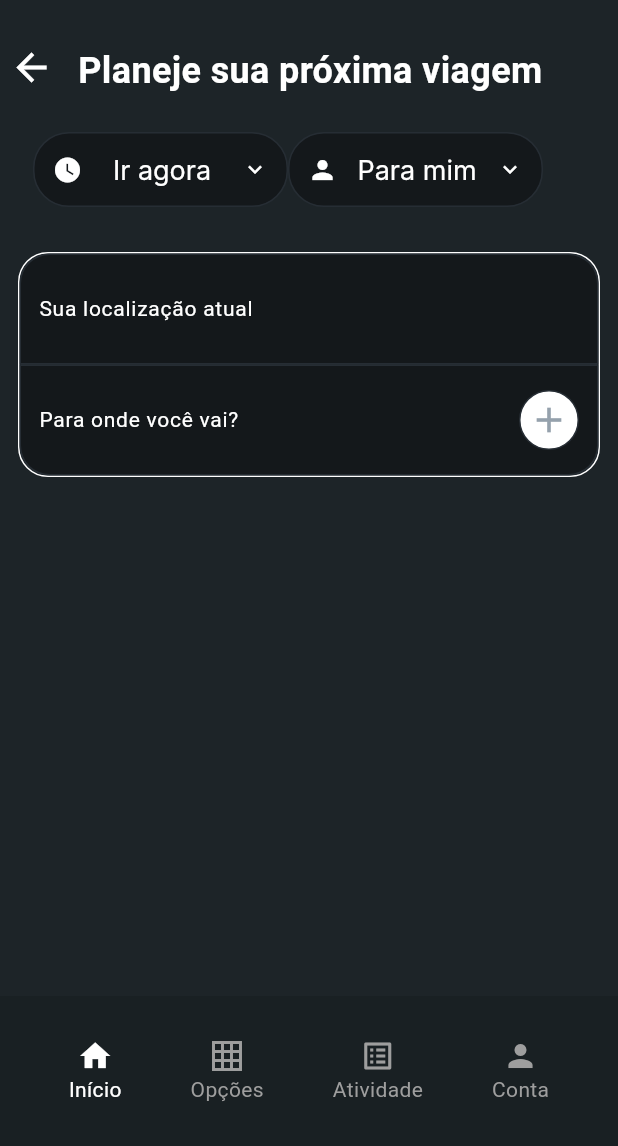
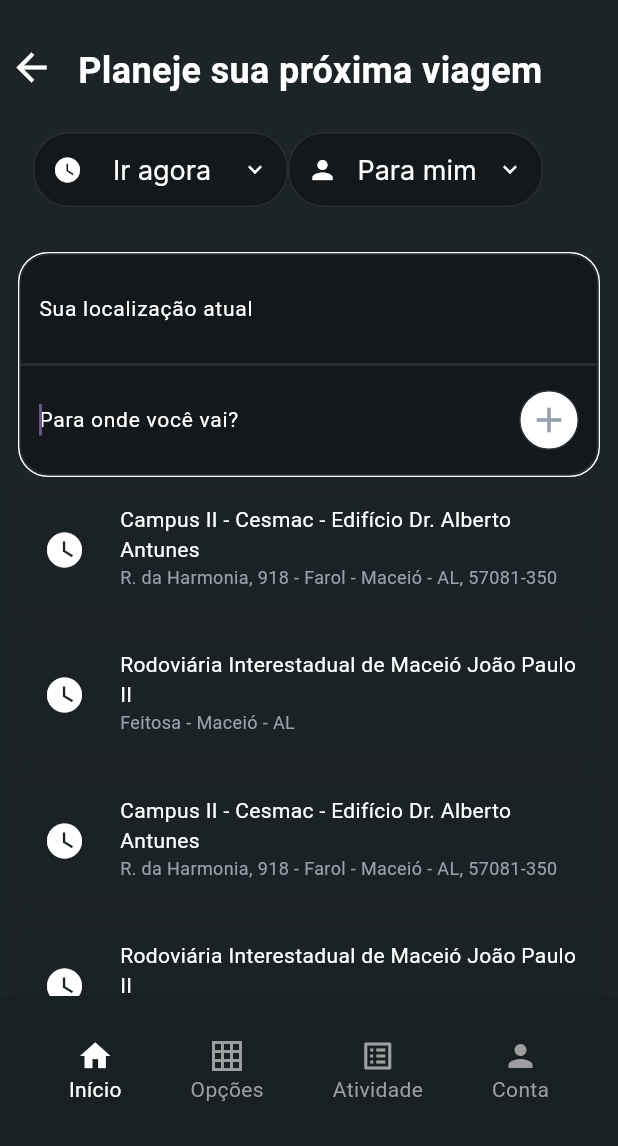
Before and after one commit to iagomauricioo/uber-5p-flutter, a Flutter app: the screen it shows after launch, on a phone screen of 412 x 824 dp, the part 90-1236 px from its top. Run offline on Flutter 3.47's test engine with Material 3 defaults, Android fonts, the phone set to English and light mode, and no system bars; our stand-ins replace font_awesome_flutter; Roboto replaces fonts that are missing (Inter).

Commit message:
Finalizando a tela de solicitar viagem

```diff
--- a/lib/screens/solicitar_viagem_screen.dart
+++ b/lib/screens/solicitar_viagem_screen.dart
@@ -2,6 +2,8 @@ import 'package:flutter/material.dart';
 import 'package:novo_uber_flutter/themes/CustomTheme.dart';
 import 'package:novo_uber_flutter/widget/button_select.dart';
 import 'package:novo_uber_flutter/widget/input_solicitar_viagem.dart';
+
+import '../widget/corridas_recentes.dart';
 
 class SolicitarViagemScreen extends StatelessWidget {
   const SolicitarViagemScreen({super.key});
@@ -49,8 +51,95 @@ class SolicitarViagemScreen extends StatelessWidget {
             ),
           ),
           InputSolicitarViagem(),
+          Expanded(
+            child: ListView(
+              padding: EdgeInsets.zero,
+              primary: false,
+              shrinkWrap: true,
+              children: [
+                _buildCorridaItem(
+                  'Campus II - Cesmac - Edifício Dr. Alberto Antunes',
+                  'R. da Harmonia, 918 - Farol - Maceió - AL, 57081-350',
+                  Icons.watch_later,
+                ),
+                _buildCorridaItem(
+                  'Rodoviária Interestadual de Maceió João Paulo II',
+                  'Feitosa - Maceió - AL',
+                  Icons.watch_later,
+                ),
+                _buildCorridaItem(
+                  'Campus II - Cesmac - Edifício Dr. Alberto Antunes',
+                  'R. da Harmonia, 918 - Farol - Maceió - AL, 57081-350',
+                  Icons.watch_later,
+                ),
+                _buildCorridaItem(
+                  'Rodoviária Interestadual de Maceió João Paulo II',
+                  'Feitosa - Maceió - AL',
+                  Icons.watch_later,
+                ),
+                _buildCorridaItem(
+                  'Campus II - Cesmac - Edifício Dr. Alberto Antunes',
+                  'R. da Harmonia, 918 - Farol - Maceió - AL, 57081-350',
+                  Icons.watch_later,
+                ),
+                _buildCorridaItem(
+                  'Rodoviária Interestadual de Maceió João Paulo II',
+                  'Feitosa - Maceió - AL',
+                  Icons.watch_later,
+                ),
+              ],
+            ),
+          )
         ],
       ),
     );
   }
 }
+
+Widget _buildCorridaItem(String endereco, String data, IconData icon) {
+  return Column(
+    children: [
+      Padding(
+        padding: const EdgeInsets.only(bottom: 12),
+        child: Container(
+          decoration: BoxDecoration(
+            boxShadow: const [
+              BoxShadow(
+                blurRadius: 3,
+                color: Color(0x10000000),
+                offset: Offset(0, 1),
+              ),
+            ],
+            borderRadius: BorderRadius.circular(12),
+          ),
+          padding: const EdgeInsets.all(12),
+          child: Row(
+            crossAxisAlignment: CrossAxisAlignment.center,
+            children: [
+              SizedBox(
+                width: 50,
+                height: 50,
+                child: Icon(icon, color: Colors.white, size: 28),
+              ),
+              const SizedBox(width: 12),
+              Expanded(
+                child: Column(
+                  crossAxisAlignment: CrossAxisAlignment.start,
+                  children: [
+                    Text(endereco,
+                        style: const TextStyle(
+                            color: CustomTheme.primaryText, fontSize: 14)),
+                    Text(data,
+                        style: const TextStyle(
+                            color: CustomTheme.secondaryText, fontSize: 12)),
+                    const SizedBox(height: 4),
+                  ],
+                ),
+              ),
+            ],
+          ),
+        ),
+      ),
+    ],
+  );
+}
--- a/lib/widget/input_solicitar_viagem.dart
+++ b/lib/widget/input_solicitar_viagem.dart
@@ -15,12 +15,14 @@ class _InputSolicitarViagemState extends State<InputSolicitarViagem> {
   final TextEditingController textController2 = TextEditingController();
   final FocusNode destinoFocusNode = FocusNode();
 
+
+
   @override
   void initState() {
     super.initState();
     // Dá foco automático no segundo campo após o build
     WidgetsBinding.instance.addPostFrameCallback((_) {
-      destinoFocusNode.requestFocus();
+      FocusScope.of(context).requestFocus(destinoFocusNode);
     });
   }
 
@@ -87,6 +89,7 @@ class _InputSolicitarViagemState extends State<InputSolicitarViagem> {
                 children: [
                   Expanded(
                     child: TextFormField(
+                      focusNode: destinoFocusNode,
                       controller: textController2,
                       decoration: const InputDecoration(
                         hintText: 'Para onde você vai?',
```
Also changed, not shown: lib/widget/corridas_recentes.dart (added, +80 -0 lines).
